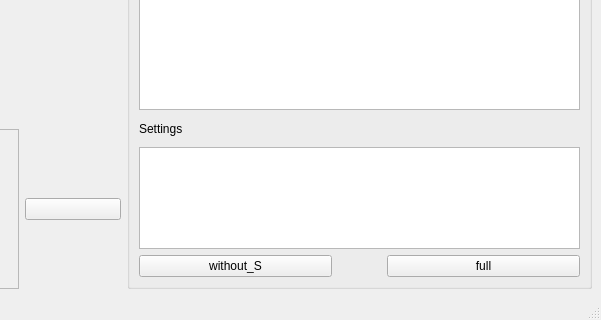
Qt form showmeprompt/untitled_main.ui (ChrisYangTW/ShowMePrompt) before a commit; both pictures show x 662 to 1263 and y 440 to 760 of the 1263 by 760 pixel window.
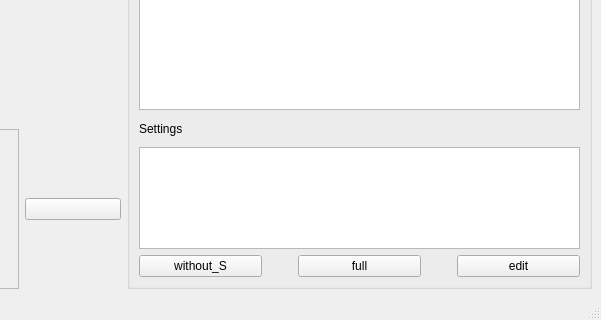
The same form after that commit.

Commit message: Implement the function to modify the prompts of an image (currently only supports PNG), and make minor adjustments to the UI

Patch:
```diff
--- a/showmeprompt/untitled_main.ui
+++ b/showmeprompt/untitled_main.ui
@@ -136,7 +136,7 @@
           <widget class="QTextBrowser" name="settings_text_browser"/>
          </item>
          <item>
-          <layout class="QHBoxLayout" name="horizontalLayout_3" stretch="4,1,4">
+          <layout class="QHBoxLayout" name="horizontalLayout_3" stretch="4,1,4,1,4">
            <item>
             <widget class="QPushButton" name="copy_without_settings_button">
              <property name="text">
@@ -164,6 +164,26 @@
              </property>
             </widget>
            </item>
+           <item>
+            <spacer name="horizontalSpacer">
+             <property name="orientation">
+              <enum>Qt::Horizontal</enum>
+             </property>
+             <property name="sizeHint" stdset="0">
+              <size>
+               <width>40</width>
+               <height>20</height>
+              </size>
+             </property>
+            </spacer>
+           </item>
+           <item>
+            <widget class="QPushButton" name="edit_raw_button">
+             <property name="text">
+              <string>edit</string>
+             </property>
+            </widget>
+           </item>
           </layout>
          </item>
         </layout>
```
The commit also changes 5 other files.
